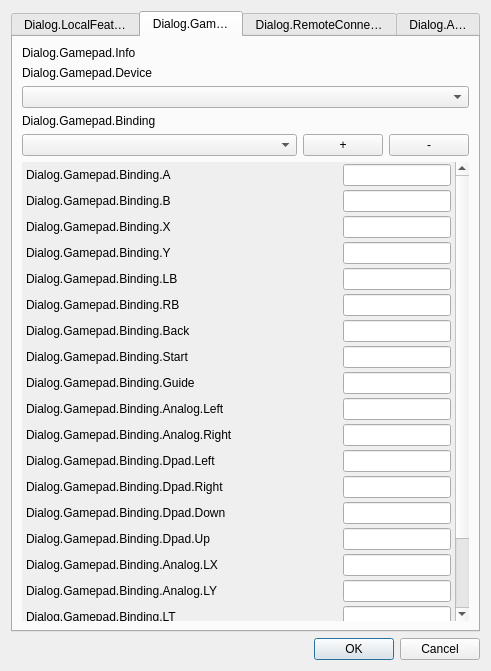
Old version of the form projects/plugin/src/gui/io_settings_dialog.ui in the repository univrsal/input-overlay.
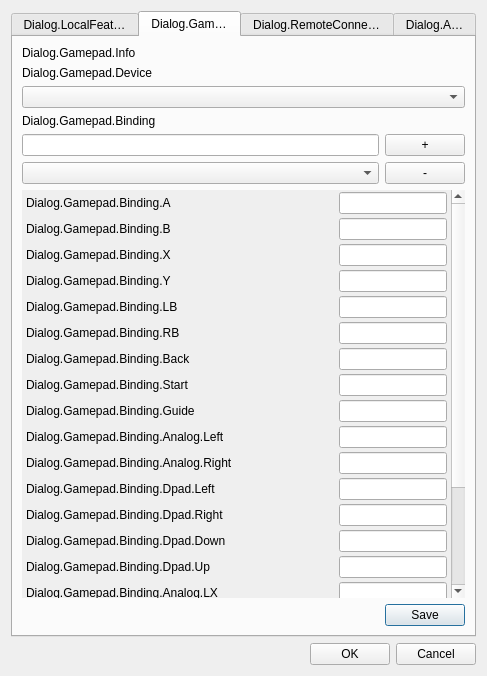
New version of the form. The open tabs and pages were chosen to show the change.

Commit message: gamepad binding gui, saving and loading

Patch:
```diff
--- a/projects/plugin/src/gui/io_settings_dialog.ui
+++ b/projects/plugin/src/gui/io_settings_dialog.ui
@@ -6,8 +6,8 @@
    <rect>
     <x>0</x>
     <y>0</y>
-    <width>491</width>
-    <height>671</height>
+    <width>487</width>
+    <height>676</height>
    </rect>
   </property>
   <property name="sizePolicy">
@@ -256,6 +256,32 @@
          </property>
         </widget>
        </item>
+       <item>
+        <layout class="QHBoxLayout" name="horizontalLayout_25">
+         <item>
+          <widget class="QLineEdit" name="txt_new_binding_name"/>
+         </item>
+         <item>
+          <widget class="QPushButton" name="btn_add_bind">
+           <property name="sizePolicy">
+            <sizepolicy hsizetype="Minimum" vsizetype="Minimum">
+             <horstretch>0</horstretch>
+             <verstretch>0</verstretch>
+            </sizepolicy>
+           </property>
+           <property name="minimumSize">
+            <size>
+             <width>15</width>
+             <height>15</height>
+            </size>
+           </property>
+           <property name="text">
+            <string>+</string>
+           </property>
+          </widget>
+         </item>
+        </layout>
+       </item>
        <item>
         <layout class="QHBoxLayout" name="horizontalLayout_24">
          <item>
@@ -271,25 +297,6 @@
          <item>
           <widget class="QPushButton" name="btn_remove_bind">
            <property name="sizePolicy">
-            <sizepolicy hsizetype="Minimum" vsizetype="Minimum">
-             <horstretch>0</horstretch>
-             <verstretch>0</verstretch>
-            </sizepolicy>
-           </property>
-           <property name="minimumSize">
-            <size>
-             <width>15</width>
-             <height>15</height>
-            </size>
-           </property>
-           <property name="text">
-            <string>+</string>
-           </property>
-          </widget>
-         </item>
-         <item>
-          <widget class="QPushButton" name="btn_add_bind">
-           <property name="sizePolicy">
             <sizepolicy hsizetype="Minimum" vsizetype="Fixed">
              <horstretch>0</horstretch>
              <verstretch>0</verstretch>
@@ -320,8 +327,8 @@
           <property name="geometry">
            <rect>
             <x>0</x>
-            <y>0</y>
-            <width>437</width>
+            <y>-258</y>
+            <width>433</width>
             <height>630</height>
            </rect>
           </property>
@@ -1353,6 +1360,13 @@
          </widget>
         </widget>
        </item>
+       <item>
+        <widget class="QDialogButtonBox" name="box_binding">
+         <property name="standardButtons">
+          <set>QDialogButtonBox::Save</set>
+         </property>
+        </widget>
+       </item>
       </layout>
      </widget>
      <widget class="QWidget" name="tab_remote">
```
Left out of the diff: 4 changed lines with no effect on the pictures. The commit also changes 12 other files.
